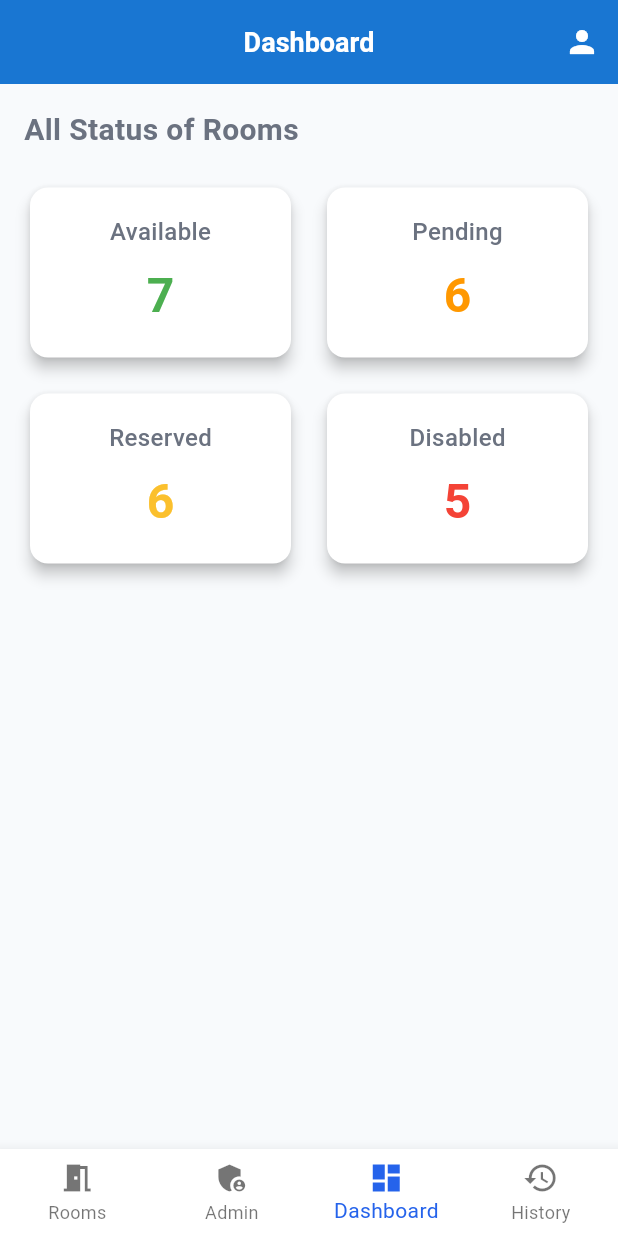
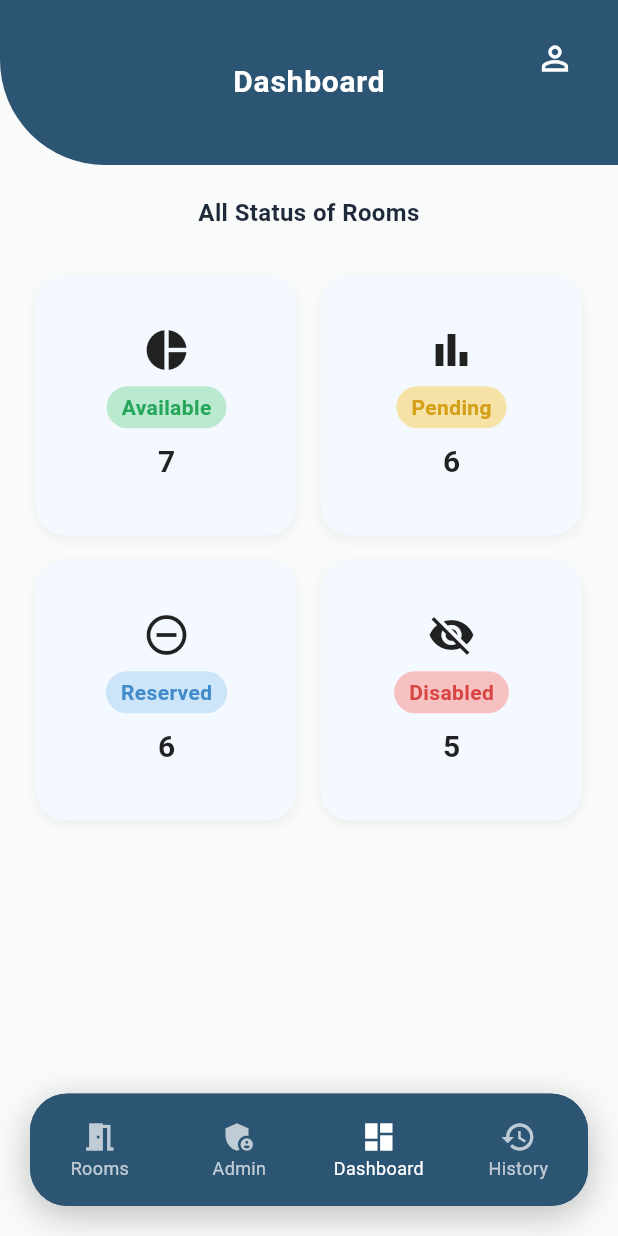
Before and after one commit to riley-tannie/room_booking, a Flutter app: the Dashboard screen opened directly, on a phone screen of 412 x 824 dp. Run offline on Flutter 3.47's test engine with Material 3 defaults, Android fonts, the phone set to English and light mode, and no system bars; network calls fail.

Commit message:
Fixed the topic size and fixed the UI in the dashboard section.

```diff
--- a/lib/staff/booking_history.dart
+++ b/lib/staff/booking_history.dart
@@ -27,22 +27,23 @@ class _BookingHistoryPageState extends State<BookingHistoryPage> {
       backgroundColor: const Color(0xFFF9FAFA),
       body: Stack(
         children: [
-          // ---------- Head ----------
+          // ---------- The Head part  ----------
           Container(
-            height: 150,
+            height: 110, // 🔹 เท่ากับ Dashboard
             decoration: const BoxDecoration(
-              color: Color(0xFF2C5473),
-              borderRadius: BorderRadius.only(bottomLeft: Radius.circular(100)),
+              color: Color(0xFF2C5473), // 🔹 สีเดียวกัน
+              borderRadius: BorderRadius.only(
+                bottomLeft: Radius.circular(70), // 🔹 มุมโค้งเท่ากัน
+              ),
             ),
-            alignment: Alignment.center,
             child: const SafeArea(
-              child: Padding(
-                padding: EdgeInsets.only(top: 8),
+              child: Align(
+                alignment: Alignment.center,
                 child: Text(
                   'Your Booking History',
                   style: TextStyle(
                     color: Colors.white,
-                    fontSize: 20,
+                    fontSize: 20, // 🔹 ขนาดตัวอักษรเท่ากัน
                     fontWeight: FontWeight.bold,
                     letterSpacing: 0.5,
                   ),
@@ -51,9 +52,9 @@ class _BookingHistoryPageState extends State<BookingHistoryPage> {
             ),
           ),
 
-          // ---------- main ----------
+          // ---------- Content ----------
           Padding(
-            padding: const EdgeInsets.only(top: 160, left: 20, right: 20),
+            padding: const EdgeInsets.only(top: 130, left: 20, right: 20),
             child: SingleChildScrollView(
               child: Column(
                 children: _rooms
@@ -68,7 +69,7 @@ class _BookingHistoryPageState extends State<BookingHistoryPage> {
         ],
       ),
 
-      // ----------  Navigation  ----------
+      // ---------- Navigation Bar ----------
       bottomNavigationBar: Container(
         margin: const EdgeInsets.only(left: 20, right: 20, bottom: 20),
         height: 75,
@@ -146,7 +147,7 @@ class _BookingHistoryPageState extends State<BookingHistoryPage> {
     );
   }
 
-  // ---------- card room ----------
+  // ---------- card show room ----------
   Widget _buildHistoryItem(String name, String imageUrl) {
     return Container(
       margin: const EdgeInsets.only(bottom: 18),
--- a/lib/staff/dashboard.dart
+++ b/lib/staff/dashboard.dart
@@ -5,23 +5,56 @@ import 'profile.dart';
 import 'edit.dart';
 
 class Dashboard extends StatefulWidget {
+  const Dashboard({super.key});
+
   @override
   _DashboardState createState() => _DashboardState();
 }
 
 class _DashboardState extends State<Dashboard> {
-  int _currentIndex = 2; // Dashboard is third
+  int _currentIndex = 2; // Dashboard active tab
 
   @override
   Widget build(BuildContext context) {
     return Scaffold(
-      appBar: AppBar(
-        title: Text('Dashboard'),
-        backgroundColor: Colors.blue[700],
-        foregroundColor: Colors.white,
-        actions: [
-          IconButton(
-            icon: Icon(Icons.person),
+      backgroundColor: const Color(0xFFF9FAFA),
+      body: Stack(
+        children: [
+          // ---------- ส่วนหัว ----------
+          Container(
+            height: 110,
+            decoration: const BoxDecoration(
+              color: Color(0xFF2C5473),
+              borderRadius: BorderRadius.only(bottomLeft: Radius.circular(70)),
+            ),
+            child: SafeArea(
+              child: Stack(
+                alignment: Alignment.center,
+                children: [
+                  // 🔹 ข้อความตรงกลาง
+                  const Align(
+                    alignment: Alignment.center,
+                    child: Text(
+                      'Dashboard',
+                      style: TextStyle(
+                        color: Colors.white,
+                        fontSize: 20,
+                        fontWeight: FontWeight.bold,
+                        letterSpacing: 0.5,
+                      ),
+                    ),
+                  ),
+
+                  // 🔹 ไอคอนโปรไฟล์อยู่ขนานกันด้านขวา
+                  Positioned(
+                    right: 18,
+                    top: 15,
+                    child: IconButton(
+                      icon: const Icon(
+                        Icons.person_outline,
+                        color: Colors.white,
+                        size: 26,
+                      ),
                       onPressed: () {
                         Navigator.push(
                           context,
@@ -29,108 +62,130 @@ class _DashboardState extends State<Dashboard> {
                         );
                       },
                     ),
-        ],
-      ),
-      body: Padding(
-        padding: const EdgeInsets.all(16.0),
-        child: Column(
-          crossAxisAlignment: CrossAxisAlignment.start,
-          children: [
-            Text(
-              'All Status of Rooms',
-              style: TextStyle(
-                fontSize: 20,
-                fontWeight: FontWeight.bold,
-              ),
-            ),
-            SizedBox(height: 20),
-            GridView.count(
-              shrinkWrap: true,
-              crossAxisCount: 2,
-              crossAxisSpacing: 16,
-              mainAxisSpacing: 16,
-              childAspectRatio: 1.5,
-              children: [
-                _buildStatusCard('Available', '7', Colors.green),
-                _buildStatusCard('Pending', '6', Colors.orange),
-                _buildStatusCard('Reserved', '6', Colors.yellow[700]!),
-                _buildStatusCard('Disabled', '5', Colors.red),
-              ],
                   ),
                 ],
               ),
             ),
-      bottomNavigationBar: _buildBottomNavigationBar(),
-    );
-  }
+          ),
 
-  Widget _buildStatusCard(String title, String count, Color color) {
-    return Card(
-      elevation: 4,
-      child: Padding(
-        padding: const EdgeInsets.all(16.0),
+          // ---------- เนื้อหา ----------
+          Padding(
+            padding: const EdgeInsets.only(top: 130),
             child: Column(
-          mainAxisAlignment: MainAxisAlignment.center,
               children: [
-            Text(
-              title,
+                const Text(
+                  'All Status of Rooms',
+                  textAlign: TextAlign.center,
                   style: TextStyle(
                     fontSize: 16,
-                fontWeight: FontWeight.w500,
+                    fontWeight: FontWeight.w600,
+                    color: Color(0xFF1E2A3A),
                   ),
                 ),
-            SizedBox(height: 8),
-            Text(
-              count,
-              style: TextStyle(
-                fontSize: 32,
-                fontWeight: FontWeight.bold,
-                color: color,
+                const SizedBox(height: 20),
+                Expanded(
+                  child: GridView.count(
+                    padding: const EdgeInsets.symmetric(
+                      horizontal: 24,
+                      vertical: 10,
+                    ),
+                    crossAxisCount: 2,
+                    crossAxisSpacing: 16,
+                    mainAxisSpacing: 16,
+                    childAspectRatio: 1,
+                    children: [
+                      _buildStatusCard(
+                        Icons.pie_chart,
+                        'Available',
+                        '7',
+                        const Color(0xFFB9EACF),
+                        const Color(0xFF26A65B),
+                      ),
+                      _buildStatusCard(
+                        Icons.bar_chart,
+                        'Pending',
+                        '6',
+                        const Color(0xFFF6E1A6),
+                        const Color(0xFFD4A017),
+                      ),
+                      _buildStatusCard(
+                        Icons.remove_circle_outline,
+                        'Reserved',
+                        '6',
+                        const Color(0xFFCCE5F8),
+                        const Color(0xFF428BCA),
+                      ),
+                      _buildStatusCard(
+                        Icons.visibility_off,
+                        'Disabled',
+                        '5',
+                        const Color(0xFFF8C1C1),
+                        const Color(0xFFD64541),
+                      ),
+                    ],
                   ),
                 ),
               ],
             ),
           ),
-    );
-  }
+        ],
+      ),
 
-  Widget _buildBottomNavigationBar() {
-    return BottomNavigationBar(
+      // ---------- แถบ Navigation ด้านล่าง ----------
+      bottomNavigationBar: Container(
+        margin: const EdgeInsets.only(left: 20, right: 20, bottom: 20),
+        height: 75,
+        decoration: BoxDecoration(
+          color: const Color(0xFF2C5473),
+          borderRadius: BorderRadius.circular(25),
+          boxShadow: [
+            BoxShadow(
+              color: Colors.black.withOpacity(0.25),
+              blurRadius: 20,
+              offset: const Offset(0, 6),
+            ),
+          ],
+        ),
+        child: ClipRRect(
+          borderRadius: BorderRadius.circular(25),
+          child: BottomNavigationBar(
+            backgroundColor: const Color(0xFF2C5473),
+            type: BottomNavigationBarType.fixed,
             currentIndex: _currentIndex,
-      type: BottomNavigationBarType.fixed,
+            elevation: 0,
+            selectedItemColor: Colors.white,
+            unselectedItemColor: Colors.white70,
+            showSelectedLabels: true,
+            showUnselectedLabels: true,
+            selectedFontSize: 12,
+            unselectedFontSize: 12,
             onTap: (index) {
-        setState(() {
-          _currentIndex = index;
-        });
-
+              setState(() => _currentIndex = index);
               switch (index) {
                 case 0:
-            Navigator.pushAndRemoveUntil(
+                  Navigator.pushReplacement(
                     context,
                     MaterialPageRoute(builder: (_) => HomeStaff()),
-              (route) => false,
                   );
                   break;
                 case 1:
-            Navigator.pushAndRemoveUntil(
+                  Navigator.pushReplacement(
                     context,
                     MaterialPageRoute(builder: (_) => EditRoomTypesPage()),
-              (route) => false,
                   );
                   break;
                 case 2:
-            // Already on dashboard
+                  // Current page
                   break;
                 case 3:
-            Navigator.pushAndRemoveUntil(
+                  Navigator.pushReplacement(
                     context,
                     MaterialPageRoute(builder: (_) => BookingHistoryPage()),
-              (route) => false,
                   );
                   break;
               }
             },
-      items: [
+            items: const [
               BottomNavigationBarItem(
                 icon: Icon(Icons.meeting_room),
                 label: 'Rooms',
@@ -148,6 +203,59 @@ class _DashboardState extends State<Dashboard> {
                 label: 'History',
               ),
             ],
+          ),
+        ),
+      ),
+    );
+  }
+
+  // ---------- การ์ดสถานะ ----------
+  Widget _buildStatusCard(
+    IconData icon,
+    String title,
+    String count,
+    Color bgColor,
+    Color textColor,
+  ) {
+    return Container(
+      decoration: BoxDecoration(
+        color: const Color(0xFFF4F8FF),
+        borderRadius: BorderRadius.circular(20),
+        boxShadow: [
+          BoxShadow(
+            color: Colors.black12.withOpacity(0.05),
+            blurRadius: 6,
+            offset: const Offset(0, 3),
+          ),
+        ],
+      ),
+      child: Column(
+        mainAxisAlignment: MainAxisAlignment.center,
+        children: [
+          Icon(icon, size: 32, color: Colors.black87),
+          const SizedBox(height: 8),
+          Container(
+            padding: const EdgeInsets.symmetric(horizontal: 10, vertical: 4),
+            decoration: BoxDecoration(
+              color: bgColor,
+              borderRadius: BorderRadius.circular(20),
+            ),
+            child: Text(
+              title,
+              style: TextStyle(color: textColor, fontWeight: FontWeight.bold),
+            ),
+          ),
+          const SizedBox(height: 8),
+          Text(
+            count,
+            style: const TextStyle(
+              fontSize: 20,
+              fontWeight: FontWeight.bold,
+              color: Colors.black87,
+            ),
+          ),
+        ],
+      ),
     );
   }
 }
```
Lines whose indentation alone changed are shown as unchanged.
